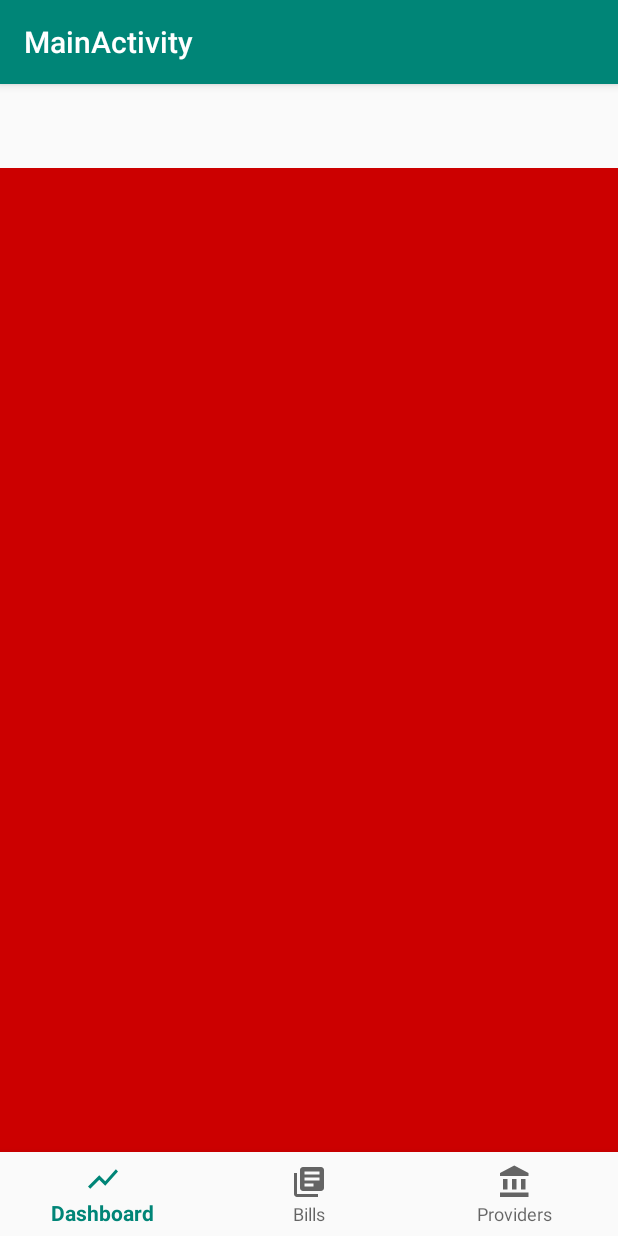
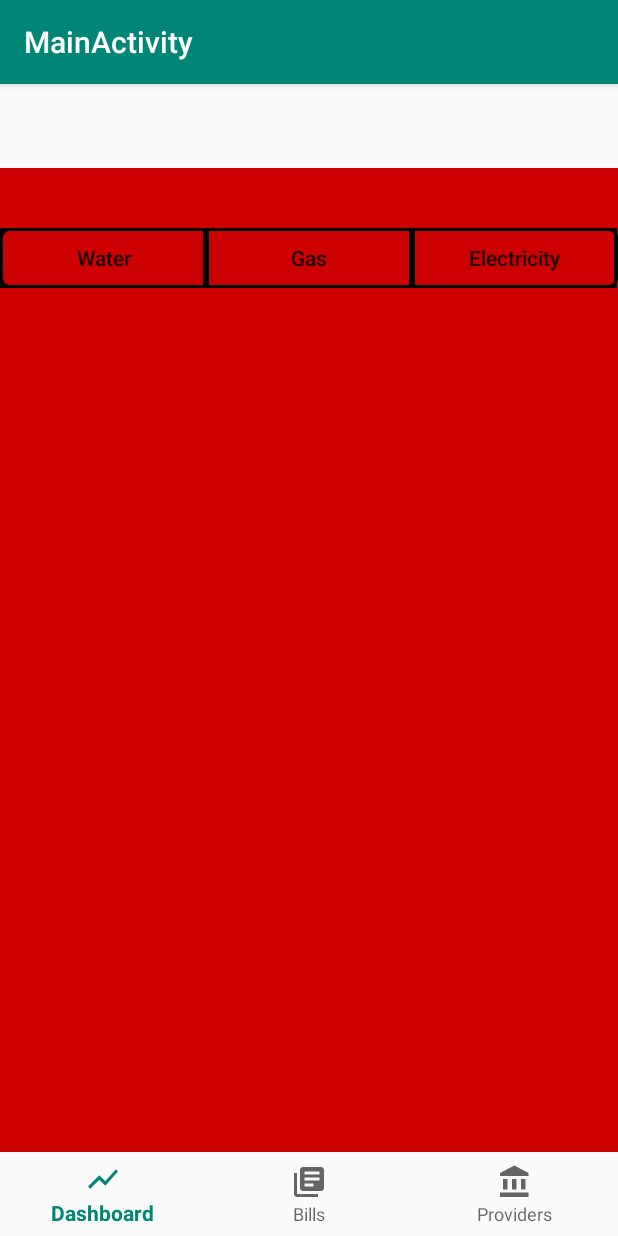
Before and after one commit to vykut/Milanease, an Android app: the MainActivity screen opened directly, with no data from a screen before it, on a phone screen of 412 x 824 dp. Run offline under Robolectric (Android 15) with nearby library versions, the light colour scheme and no system bars; our stand-ins replace navigation-ui.

Commit message:
added segmented control

```diff
--- a/app/src/main/java/com/example/milanease/core/MainActivity.java
+++ b/app/src/main/java/com/example/milanease/core/MainActivity.java
@@ -20,6 +20,11 @@ import com.example.milanease.R;
 
 public class MainActivity extends AppCompatActivity {
 
+    private Bundle dashboardInstance = null;
+    private Bundle billsInstance = null;
+    private Bundle providersInstance = null;
+
+
     @Override
     protected void onCreate(Bundle savedInstanceState) {
         super.onCreate(savedInstanceState);
@@ -38,10 +43,14 @@ public class MainActivity extends AppCompatActivity {
             new BottomNavigationView.OnNavigationItemSelectedListener() {
                 @Override
                 public boolean onNavigationItemSelected(@NonNull MenuItem item) {
+
+
+
                     Fragment selectedFragment = null;
 
                     switch (item.getItemId()) {
                         case R.id.tab_bills:
+
                             selectedFragment = new BillsFragment();
                             break;
                         case R.id.tab_providers:
--- /dev/null
+++ b/app/src/main/java/com/example/milanease/core/ui/dashboard/SegmentedControl.java
@@ -0,0 +1,46 @@
+package com.example.milanease.core.ui.dashboard;
+
+import android.content.Context;
+import android.util.AttributeSet;
+import android.widget.Button;
+
+import androidx.annotation.Nullable;
+import androidx.constraintlayout.widget.ConstraintLayout;
+
+import com.example.milanease.R;
+
+public class SegmentedControl extends ConstraintLayout {
+
+    Button water;
+    Button gas;
+    Button electricity;
+
+    public SegmentedControl(Context context) {
+        super(context);
+        init(context, null);
+    }
+
+    public SegmentedControl(Context context, AttributeSet attrs) {
+        super(context, attrs);
+        init(context, attrs);
+    }
+
+    public SegmentedControl(Context context, AttributeSet attrs, int defStyleAttr) {
+        super(context, attrs, defStyleAttr);
+        init(context, attrs);
+    }
+
+    private void init(Context context, @Nullable AttributeSet attributeSet) {
+        inflate(context, R.layout.segmented_control, this);
+
+        initComponents();
+    }
+
+    private void initComponents() {
+        water = findViewById(R.id.water_button);
+        gas = findViewById(R.id.gas_button);
+        electricity = findViewById(R.id.electricity_button);
+    }
+
+
+}
--- /dev/null
+++ b/app/src/main/res/drawable/btn_border.xml
@@ -0,0 +1,11 @@
+<?xml version="1.0" encoding="utf-8"?>
+<shape
+    xmlns:android="http://schemas.android.com/apk/res/android"
+    android:shape="rectangle">
+
+    <stroke
+        android:width="2dp"
+        >
+    </stroke>
+
+</shape>
--- /dev/null
+++ b/app/src/main/res/drawable/corner_radius.xml
@@ -0,0 +1,13 @@
+<?xml version="1.0" encoding="utf-8"?>
+<shape
+    xmlns:android="http://schemas.android.com/apk/res/android"
+    android:shape="rectangle">
+
+    <stroke
+        android:width="2dp">
+    </stroke>
+    <corners
+        android:radius="5dp">
+    </corners>
+
+</shape>
--- a/app/src/main/res/layout/activity_main.xml
+++ b/app/src/main/res/layout/activity_main.xml
@@ -18,6 +18,8 @@
         app:layout_constraintRight_toRightOf="parent"
         app:menu="@menu/tab_bar" />
 
+
+
     <fragment
         android:id="@+id/nav_host_fragment"
         android:name="androidx.navigation.fragment.NavHostFragment"
--- a/app/src/main/res/layout/fragment_dashboard.xml
+++ b/app/src/main/res/layout/fragment_dashboard.xml
@@ -1,9 +1,20 @@
 <?xml version="1.0" encoding="utf-8"?>
 <androidx.constraintlayout.widget.ConstraintLayout xmlns:android="http://schemas.android.com/apk/res/android"
     xmlns:app="http://schemas.android.com/apk/res-auto"
+    xmlns:tools="http://schemas.android.com/tools"
     android:layout_width="match_parent"
     android:layout_height="match_parent"
     android:background="@android:color/holo_red_dark">
 
 
+    <com.example.milanease.core.ui.dashboard.SegmentedControl
+
+        android:layout_width="match_parent"
+        android:layout_height="wrap_content"
+        android:layout_marginTop="40dp"
+        android:background="@drawable/corner_radius"
+        app:layout_constraintStart_toStartOf="parent"
+        app:layout_constraintTop_toTopOf="parent" />
+
+
 </androidx.constraintlayout.widget.ConstraintLayout>
--- /dev/null
+++ b/app/src/main/res/layout/segmented_control.xml
@@ -0,0 +1,46 @@
+<?xml version="1.0" encoding="utf-8"?>
+
+<androidx.constraintlayout.widget.ConstraintLayout xmlns:android="http://schemas.android.com/apk/res/android"
+    xmlns:app="http://schemas.android.com/apk/res-auto"
+    xmlns:tools="http://schemas.android.com/tools"
+    android:layout_width="match_parent"
+    android:layout_height="match_parent"
+    android:orientation="vertical">
+
+    <Button
+        android:id="@+id/water_button"
+        style="@style/Widget.AppCompat.Button"
+        android:layout_width="0dp"
+        android:layout_height="40dp"
+        android:background="@drawable/btn_border"
+        android:text="@string/water"
+        android:textAllCaps="false"
+        app:layout_constraintStart_toStartOf="parent"
+        app:layout_constraintTop_toTopOf="parent"
+        app:layout_constraintWidth_percent="0.333" />
+
+    <Button
+        android:id="@+id/gas_button"
+        style="@style/Widget.AppCompat.Button.Borderless"
+        android:layout_width="0dp"
+        android:layout_height="40dp"
+        android:background="@drawable/btn_border"
+        android:text="@string/gas"
+        android:textAllCaps="false"
+        app:layout_constraintStart_toEndOf="@+id/water_button"
+        app:layout_constraintTop_toTopOf="@+id/water_button"
+        app:layout_constraintWidth_percent="0.333" />
+
+    <Button
+        android:id="@+id/electricity_button"
+        style="@style/Widget.AppCompat.Button.Borderless"
+        android:layout_width="0dp"
+        android:layout_height="40dp"
+        android:background="@drawable/btn_border"
+        android:text="@string/electricity"
+        android:textAllCaps="false"
+        app:layout_constraintStart_toEndOf="@+id/gas_button"
+        app:layout_constraintTop_toTopOf="@+id/gas_button"
+        app:layout_constraintWidth_percent="0.333" />
+
+</androidx.constraintlayout.widget.ConstraintLayout>
--- a/app/src/main/res/values/strings.xml
+++ b/app/src/main/res/values/strings.xml
@@ -17,4 +17,7 @@
     <string name="title_home">Home</string>
     <string name="title_dashboard">Dashboard</string>
     <string name="title_notifications">Notifications</string>
+    <string name="electricity">Electricity</string>
+    <string name="gas">Gas</string>
+    <string name="water">Water</string>
 </resources>
```
